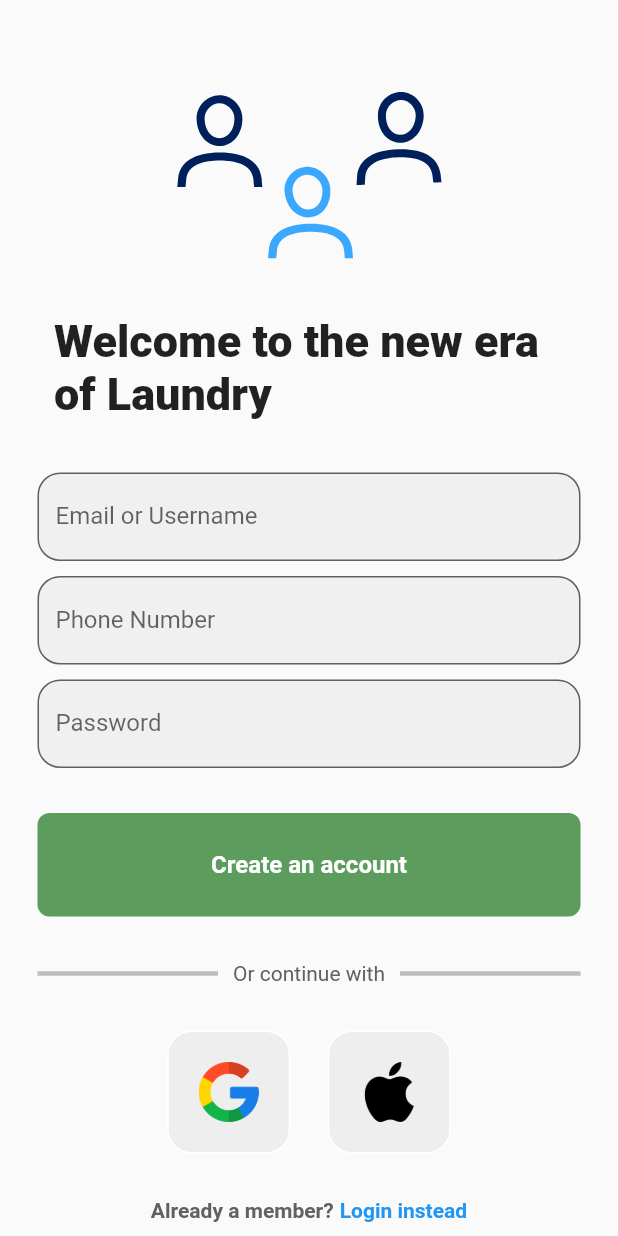
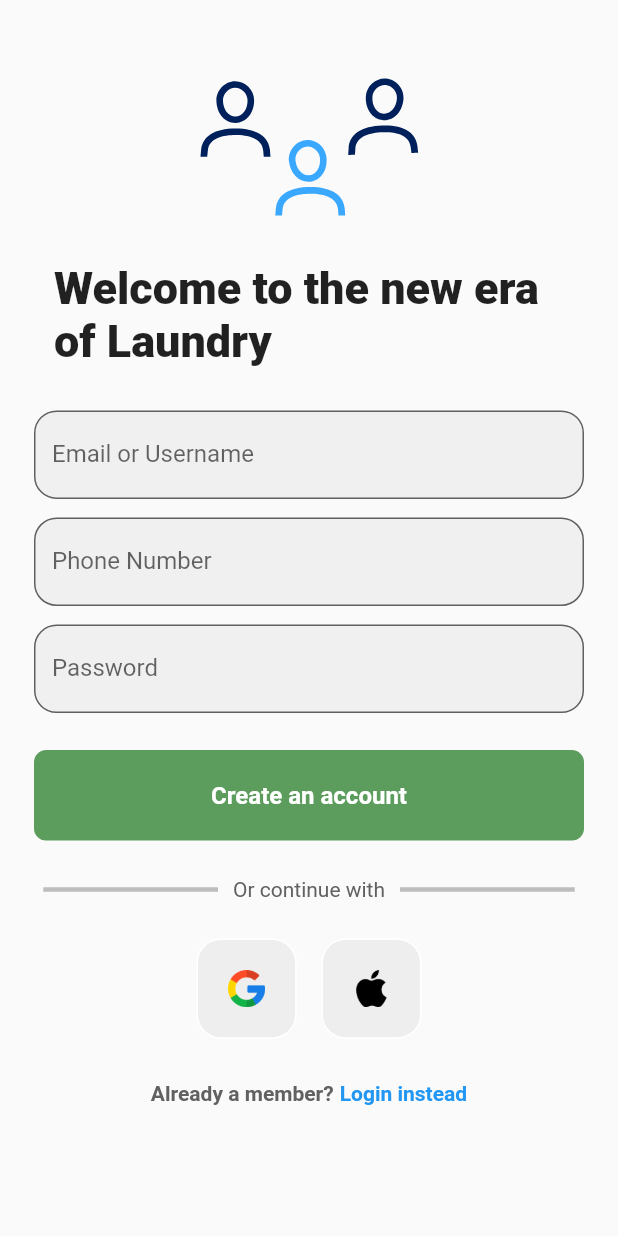
Before and after one commit to Saif64/LaundryMama, a Flutter app: the SignupPage screen opened by its route, on a phone screen of 412 x 824 dp. Run offline on Flutter 3.47's test engine with Material 2 defaults, Android fonts, the light colour scheme and no system bars; drawn by our look-alikes of flutter_animate; our stand-ins replace flutter_spinkit, google_fonts, lottie, otp_text_field.

Commit message:
responsive done

```diff
--- a/frontend/laundry_mama/lib/pages/signup_page.dart
+++ b/frontend/laundry_mama/lib/pages/signup_page.dart
@@ -91,6 +91,9 @@ class _SignupPageState extends State<SignupPage> with TickerProviderStateMixin {
   // Build Methods & Widgets
   @override
   Widget build(BuildContext context) {
+    final height = MediaQuery.of(context).size.height;
+    final width = MediaQuery.of(context).size.width;
+
     return Scaffold(
       appBar: AppBar(
         elevation: 0,
@@ -104,10 +107,9 @@ class _SignupPageState extends State<SignupPage> with TickerProviderStateMixin {
             mainAxisAlignment: MainAxisAlignment.center,
             crossAxisAlignment: CrossAxisAlignment.center,
             children: [
-              Lottie.asset(
-                'assets/animations/register.json',
-                controller: _registerAnimationController,
-              ),
+              Lottie.asset('assets/animations/register.json',
+                  controller: _registerAnimationController,
+                  height: height * 0.2),
               Padding(
                 padding: const EdgeInsets.symmetric(
                   horizontal: 36,
@@ -126,7 +128,7 @@ class _SignupPageState extends State<SignupPage> with TickerProviderStateMixin {
                       delay: const Duration(milliseconds: 370),
                     ),
               ),
-              const SizedBox(height: 35),
+              SizedBox(height: height * 0.035),
 
               // username textfield
               AuthInput(
@@ -140,7 +142,7 @@ class _SignupPageState extends State<SignupPage> with TickerProviderStateMixin {
                     duration: const Duration(milliseconds: 875),
                   ),
 
-              const SizedBox(height: 10),
+              SizedBox(height: height * 0.015),
               // Phone Number textfield
               AuthInput(
                 controller: _phoneNumber,
@@ -152,7 +154,7 @@ class _SignupPageState extends State<SignupPage> with TickerProviderStateMixin {
                     duration: const Duration(milliseconds: 875),
                   ),
 
-              const SizedBox(height: 10),
+              SizedBox(height: height * 0.015),
               // password textfield
               AuthInput(
                 controller: _passwordController,
@@ -165,7 +167,7 @@ class _SignupPageState extends State<SignupPage> with TickerProviderStateMixin {
                     duration: const Duration(milliseconds: 875),
                   ),
 
-              const SizedBox(height: 30),
+              SizedBox(height: height * 0.03),
 
               // sign in button
               // if (isAuthenticating) onClickLogin,
@@ -174,11 +176,11 @@ class _SignupPageState extends State<SignupPage> with TickerProviderStateMixin {
                 onTap: registerUser,
                 text: 'Create an account',
               ),
-              const SizedBox(height: 15),
+              SizedBox(height: height * 0.015),
               // or continue with
               Padding(
-                padding:
-                    const EdgeInsets.symmetric(horizontal: 25.0, vertical: 15),
+                padding: EdgeInsets.symmetric(
+                    horizontal: width * 0.07, vertical: height * 0.015),
                 child: Row(
                   children: [
                     Expanded(
@@ -204,7 +206,7 @@ class _SignupPageState extends State<SignupPage> with TickerProviderStateMixin {
                 ),
               ),
 
-              const SizedBox(height: 15),
+              SizedBox(height: height * 0.015),
               // google + apple sign in buttons
               Row(
                 mainAxisAlignment: MainAxisAlignment.center,
@@ -218,7 +220,7 @@ class _SignupPageState extends State<SignupPage> with TickerProviderStateMixin {
                         duration: const Duration(milliseconds: 875),
                       ),
 
-                  const SizedBox(width: 25),
+                  SizedBox(width: width * 0.04),
 
                   // apple button
                   AuthIconButton(
@@ -231,7 +233,7 @@ class _SignupPageState extends State<SignupPage> with TickerProviderStateMixin {
                 ],
               ),
 
-              const SizedBox(height: 30),
+              SizedBox(height: height * 0.035),
 
               // not a member? register now
               Row(
--- /dev/null
+++ b/frontend/laundry_mama/lib/services/auth_service.dart
@@ -0,0 +1,2 @@
+class AuthService {
+}
--- a/frontend/laundry_mama/lib/widgets/auth_icons.dart
+++ b/frontend/laundry_mama/lib/widgets/auth_icons.dart
@@ -22,7 +22,7 @@ class AuthIconButton extends StatelessWidget {
         ),
         child: Image.asset(
           imagePath,
-          height: 40,
+          height: MediaQuery.of(context).size.height * 0.03,
         ),
       ),
     );
--- a/frontend/laundry_mama/lib/widgets/auth_page_input.dart
+++ b/frontend/laundry_mama/lib/widgets/auth_page_input.dart
@@ -21,7 +21,8 @@ class AuthInput extends StatelessWidget {
   @override
   Widget build(BuildContext context) {
     return Padding(
-      padding: const EdgeInsets.symmetric(horizontal: 25.0),
+      padding: EdgeInsets.symmetric(
+          horizontal: MediaQuery.of(context).size.width * 0.055),
       child: TextFormField(
         validator: validator,
         controller: controller,
--- a/frontend/laundry_mama/lib/widgets/long_button.dart
+++ b/frontend/laundry_mama/lib/widgets/long_button.dart
@@ -11,13 +11,18 @@ class LongButton extends StatelessWidget {
     return InkWell(
       onTap: onTap,
       child: Container(
-        padding: const EdgeInsets.all(25),
-        margin: const EdgeInsets.symmetric(horizontal: 25),
+        padding: EdgeInsets.symmetric(
+            horizontal: MediaQuery.of(context).size.width * 0.055,
+            vertical: MediaQuery.of(context).size.height * 0.025),
+        margin: EdgeInsets.symmetric(
+            horizontal: MediaQuery.of(context).size.width * 0.055),
         decoration: BoxDecoration(
           color: const Color.fromARGB(255, 92, 157, 94),
           borderRadius: BorderRadius.circular(8),
         ),
         child: Center(
+          child: FittedBox(
+            fit: BoxFit.scaleDown,
             child: Text(
               text,
               style: const TextStyle(
@@ -28,6 +33,7 @@ class LongButton extends StatelessWidget {
             ),
           ),
         ),
+      ),
     );
   }
 }
```
Also changed, not shown: frontend/laundry_mama/lib/pages/login_page.dart (+13 -10 lines), frontend/laundry_mama/lib/pages/otp_page.dart (+8 -6 lines), frontend/laundry_mama/pubspec.lock. Lines whose indentation alone changed are shown as unchanged.
